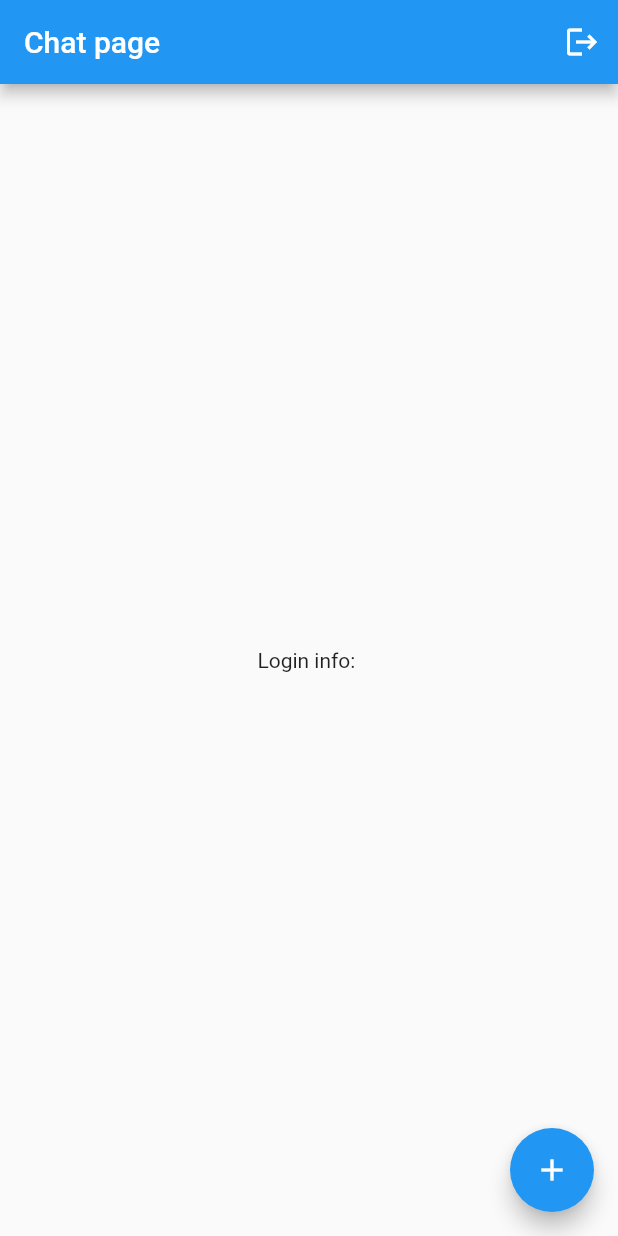
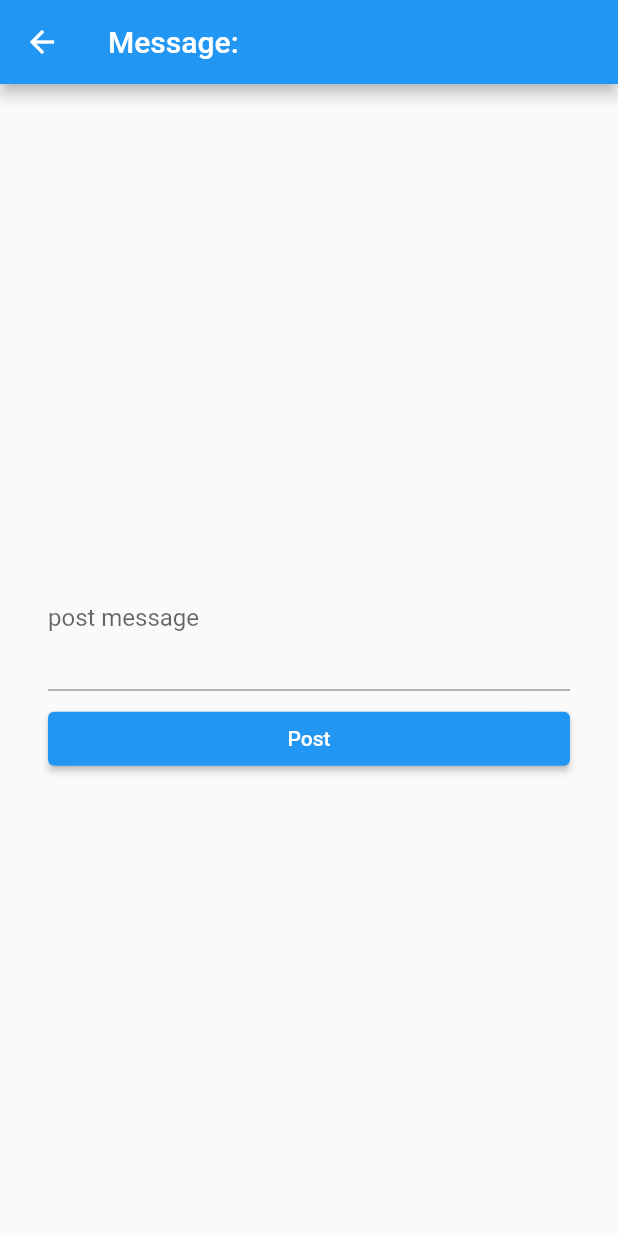
Before and after one commit to GakkyTom/flutter-chat, a Flutter app: the ChatPage screen opened directly with empty values, after a tap on the "add" icon, on a phone screen of 412 x 824 dp. Run offline on Flutter 3.47's test engine with Material 2 defaults, Android fonts, the phone set to English and light mode, and no system bars; our stand-ins replace cloud_firestore, firebase_auth, firebase_core; accounts and stored records are empty.

Commit message:
add post page

```diff
--- /dev/null
+++ b/lib/view/add_post.dart
@@ -0,0 +1,68 @@
+import 'package:cloud_firestore/cloud_firestore.dart';
+import 'package:flutter/material.dart';
+import 'package:firebase_auth/firebase_auth.dart';
+
+class AddPostPage extends StatefulWidget {
+  const AddPostPage(this.user, {Key? key}) : super(key: key);
+
+  final User user;
+
+  @override
+  _AddPostPageState createState() => _AddPostPageState();
+}
+
+class _AddPostPageState extends State<AddPostPage> {
+  String messageText = '';
+
+  @override
+  Widget build(BuildContext context) {
+    return Scaffold(
+      appBar: AppBar(
+        title: const Text('Message:'),
+      ),
+      body: Center(
+        child: Container(
+            padding: const EdgeInsets.all(32),
+            child: Column(
+              mainAxisAlignment: MainAxisAlignment.center,
+              mainAxisSize:
+                  MainAxisSize.min, // to contents in center vertically
+              children: [
+                TextFormField(
+                  decoration: const InputDecoration(labelText: 'post message'),
+                  keyboardType: TextInputType.multiline,
+                  maxLines: 3,
+                  onChanged: (String value) {
+                    setState(() {
+                      messageText = value;
+                    });
+                  },
+                ),
+                const SizedBox(height: 8),
+                SizedBox(
+                    width: double.infinity,
+                    child: ElevatedButton(
+                      child: const Text('Post'),
+                      onPressed: () async {
+                        final date = DateTime.now().toLocal().toIso8601String();
+                        final email = widget.user.email;
+
+                        await FirebaseFirestore.instance
+                            .collection('posts')
+                            .doc()
+                            .set({
+                          'text': messageText,
+                          'email': email,
+                          'date': date
+                        });
+
+                        // back to chat screen
+                        Navigator.of(context).pop();
+                      },
+                    ))
+              ],
+            )),
+      ),
+    );
+  }
+}
--- a/lib/view/chat.dart
+++ b/lib/view/chat.dart
@@ -1,6 +1,8 @@
 import 'package:flutter/material.dart';
 import 'package:firebase_auth/firebase_auth.dart';
+
 import 'package:flutter_chat/view/login.dart';
+import 'package:flutter_chat/view/add_post.dart';
 
 class ChatPage extends StatelessWidget {
   const ChatPage(this.user, {Key? key}) : super(key: key);
@@ -31,10 +33,10 @@ class ChatPage extends StatelessWidget {
         child: const Icon(Icons.add),
         onPressed: () async {
           // move to post screen
-          // await Navigator.of(context).push(
-          //  MaterialPageRoute(builder: (context) {
-          //    return AddPostPage()();
-          //  }))
+          await Navigator.of(context)
+              .push(MaterialPageRoute(builder: (context) {
+            return AddPostPage(user);
+          }));
         },
       ),
     );
```
